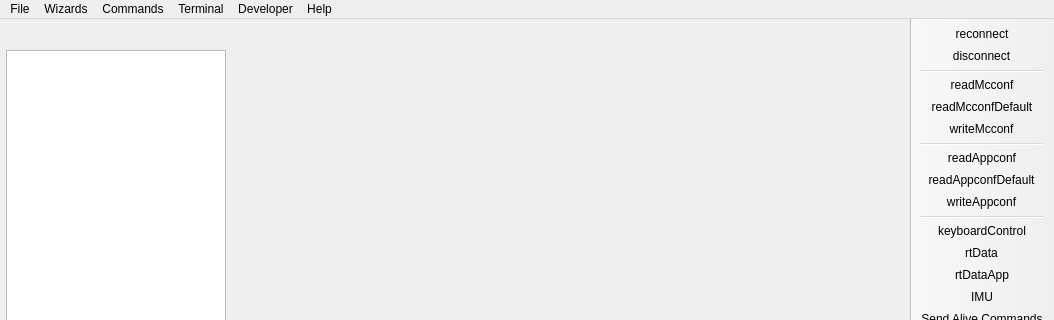
Qt form mainwindow.ui (vedderb/vesc_tool) before a commit; both pictures show x 0 to 1054 and y 0 to 320 of the 1054 by 642 pixel window.
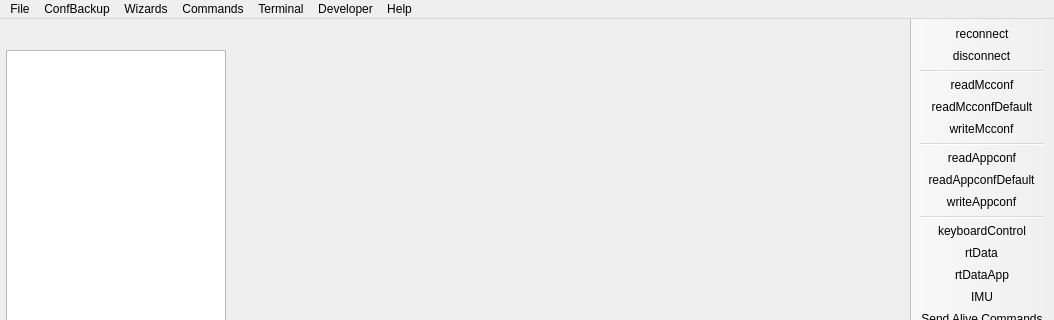
The same form after that commit. Icons and pictures are not drawn. Custom widgets are drawn as their Qt base class.

The edit to the form file:
```diff
--- a/mainwindow.ui
+++ b/mainwindow.ui
@@ -541,7 +541,18 @@
     <addaction name="actionAppSetupWizard"/>
     <addaction name="actionMotorSetupWizard"/>
    </widget>
+   <widget class="QMenu" name="menuTools_2">
+    <property name="title">
+     <string>ConfBackup</string>
+    </property>
+    <addaction name="actionBackupConfiguration"/>
+    <addaction name="actionBackupConfigurationsCAN"/>
+    <addaction name="actionRestoreConfiguration"/>
+    <addaction name="actionRestoreConfigurationsCAN"/>
+    <addaction name="actionClearConfigurationBackups"/>
+   </widget>
    <addaction name="menuFile"/>
+   <addaction name="menuTools_2"/>
    <addaction name="menuWizards"/>
    <addaction name="menuCommands"/>
    <addaction name="menuTerminal"/>
```
Left out of the diff: 92 changed lines with no effect on the pictures.
